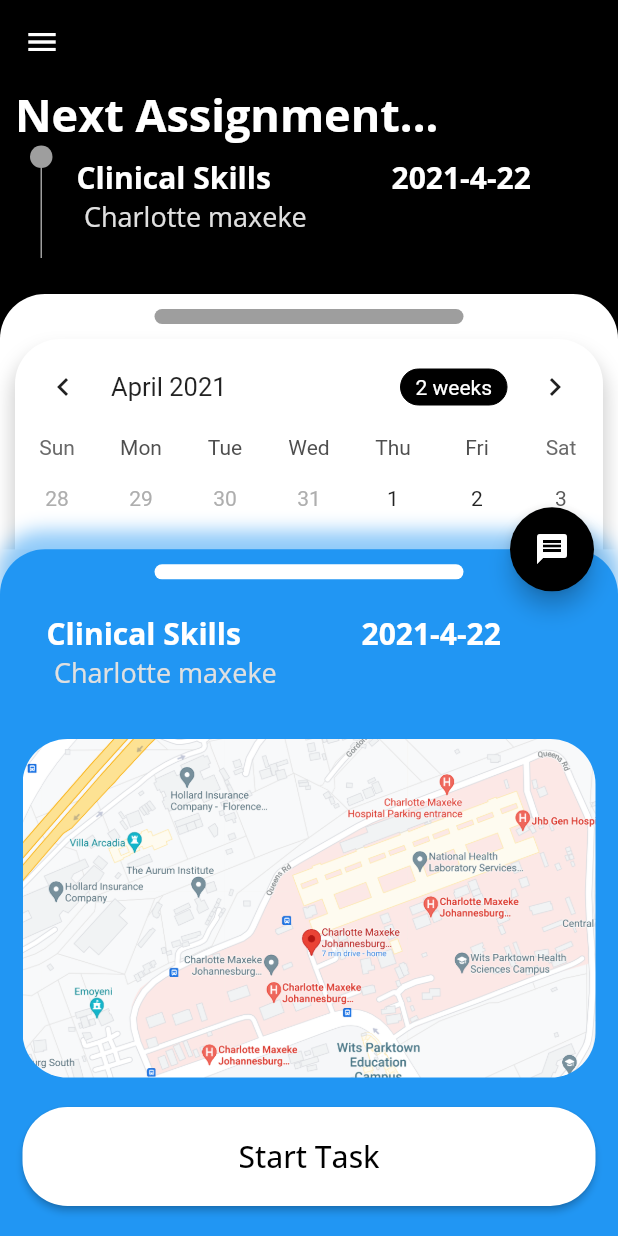
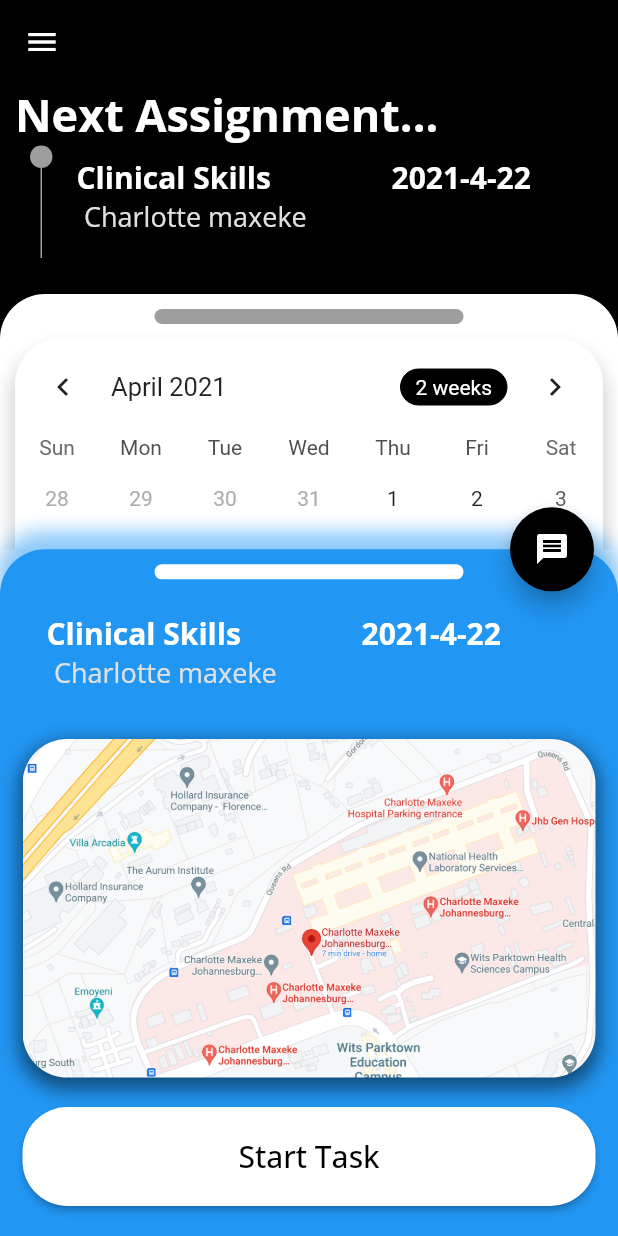
Before and after one commit to RXRider1451/Software-Design-Project, a Flutter app: the screen it shows after launch, after a tap on "Clinical Skills", on a phone screen of 412 x 824 dp. Run offline on Flutter 3.47's test engine with Material 2 defaults, Android fonts, the phone set to English and light mode, and no system bars; drawn by our look-alikes of table_calendar; our stand-ins replace form_field_validator, google_fonts, lottie.

Commit message:
added elevation to map

```diff
--- a/lib/widgets/taskOpenBottomSheet.dart
+++ b/lib/widgets/taskOpenBottomSheet.dart
@@ -100,9 +100,23 @@
               SizedBox(
                 height: 10,
               ),
-              ClipRRect(
-                borderRadius: BorderRadius.circular(30.0),
-                child: Image.asset('assets/images/map.PNG'),
+              Container(
+                decoration: BoxDecoration(
+                  //Here goes the same radius, u can put into a var or function
+                  borderRadius: BorderRadius.all(Radius.circular(30.0)),
+                  boxShadow: [
+                    BoxShadow(
+                      color: Colors.black.withOpacity(0.5),
+                      spreadRadius: 2,
+                      blurRadius: 10,
+                      offset: Offset(0, 5),
+                    ),
+                  ],
+                ),
+                child: ClipRRect(
+                  borderRadius: BorderRadius.circular(30.0),
+                  child: Image.asset('assets/images/map.PNG'),
+                ),
               ),
               SizedBox(
                 height: 10,
```
